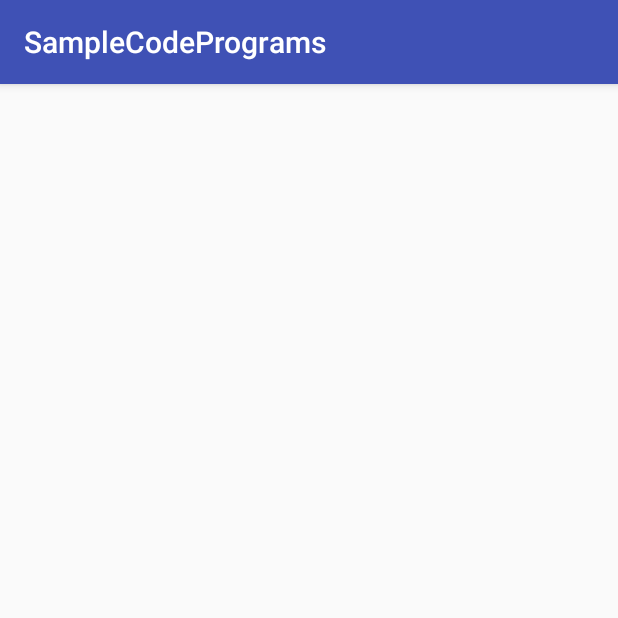
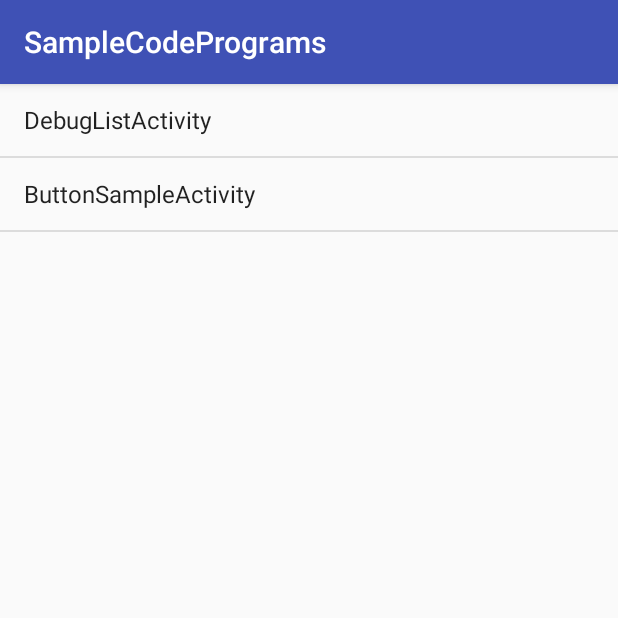
Before and after one commit to Dai1678/SampleCodePrograms, an Android app: the screen it shows after launch (DebugListActivity), on a phone screen of 412 x 824 dp, the top half of it. Run offline under Robolectric (Android 15) with nearby library versions, the phone set to English and light mode, and no system bars.

```diff
--- a/app/build.gradle
+++ b/app/build.gradle
@@ -24,9 +24,10 @@ android {
 
 dependencies {
     implementation fileTree(dir: 'libs', include: ['*.jar'])
-    implementation"org.jetbrains.kotlin:kotlin-stdlib-jre7:$kotlin_version"
+    implementation "org.jetbrains.kotlin:kotlin-stdlib-jre7:$kotlin_version"
     implementation 'com.android.support:appcompat-v7:26.1.0'
     implementation 'com.android.support.constraint:constraint-layout:1.0.2'
+    implementation 'com.android.support:design:26.1.0'
     testImplementation 'junit:junit:4.12'
     androidTestImplementation 'com.android.support.test:runner:1.0.1'
     androidTestImplementation 'com.android.support.test.espresso:espresso-core:3.0.1'
--- a/app/src/main/AndroidManifest.xml
+++ b/app/src/main/AndroidManifest.xml
@@ -16,6 +16,10 @@
                 <category android:name="android.intent.category.LAUNCHER" />
             </intent-filter>
         </activity>
+        <activity
+            android:name=".ButtonSampleActivity"
+            android:label="@string/title_activity_button_sample"
+            android:theme="@style/AppTheme.NoActionBar"></activity>
     </application>
 
 </manifest>
--- a/app/src/main/java/net/ddns/dai/samplecodeprograms/DebugListActivity.kt
+++ b/app/src/main/java/net/ddns/dai/samplecodeprograms/DebugListActivity.kt
@@ -1,10 +1,12 @@
 package net.ddns.dai.samplecodeprograms
 
 import android.content.Intent
+import android.content.pm.ActivityInfo
 import android.content.pm.PackageInfo
 import android.content.pm.PackageManager
 import android.support.v7.app.AppCompatActivity
 import android.os.Bundle
+import android.util.Log
 import android.widget.AdapterView
 import android.widget.ArrayAdapter
 import android.widget.ListView
@@ -15,30 +17,26 @@ class DebugListActivity : AppCompatActivity() {
         super.onCreate(savedInstanceState)
         setContentView(R.layout.activity_debug_list)
 
-        val listView = findViewById<ListView>(R.id.debug_list)
+        val listView : ListView = findViewById(R.id.debug_list)
         val list = arrayListOf<String>()
 
-        var packageInfo: PackageInfo? = null    //for文で回すためにnullは代入しておいた(null代入のときは型名?を使用)
         try {
             //activity一覧取得
-            packageInfo = packageManager.getPackageInfo(packageName, PackageManager.GET_ACTIVITIES)
+            val packageInfo = packageManager.getPackageInfo(packageName, PackageManager.GET_ACTIVITIES)
+
+            packageInfo.activities
+                    .asSequence()
+                    .filter { it.name.contains(packageName) }   //ライブラリなどのactivityは表示しないように比較
+                    .mapTo(list) { it.name.split(Regex(packageName + "."), 0)[1] }  // activity名のみ取得できるようにsplit
+
         }catch (e: PackageManager.NameNotFoundException){
             e.printStackTrace()
         }
 
-        //変数の中身がnullでないことがわかっているなら!!でnull safetyを解除
-        packageInfo!!.activities
-                .filter { //ライブラリなどのActivityは表示しないように条件指定
-                    it.name.contains(packageName)
-                }
-                .mapTo(list) { //activity名のみ取得できるようsplint
-                    it.name.split(Regex(packageName + "."), 0)[1]    //kotlinでの正規表現splitは引数にRegexをとる
-                }
-
-        val arrayAdapter = ArrayAdapter<String>(this, android.R.layout.simple_list_item_1)
+        val arrayAdapter = ArrayAdapter<String>(this, android.R.layout.simple_list_item_1, list)
         listView.adapter = arrayAdapter //代入する形
 
-        listView.onItemClickListener = AdapterView.OnItemClickListener{parent, view, position, id ->
+        listView.onItemClickListener = AdapterView.OnItemClickListener{ parent, _, position, _ ->   //使ってない引数は_で省略できる
             val activityName = parent.getItemAtPosition(position)
             try {
                 //パッケージ名を追加してclassを指定
--- a/app/src/main/res/layout/activity_debug_list.xml
+++ b/app/src/main/res/layout/activity_debug_list.xml
@@ -1,6 +1,6 @@
 <?xml version="1.0" encoding="utf-8"?>
-<android.support.constraint.ConstraintLayout xmlns:android="http://schemas.android.com/apk/res/android"
-    xmlns:app="http://schemas.android.com/apk/res-auto"
+<LinearLayout
+    xmlns:android="http://schemas.android.com/apk/res/android"
     xmlns:tools="http://schemas.android.com/tools"
     android:layout_width="match_parent"
     android:layout_height="match_parent"
@@ -13,4 +13,4 @@
 
     </ListView>
 
-</android.support.constraint.ConstraintLayout>
+</LinearLayout>
--- /dev/null
+++ b/app/src/main/res/values/dimens.xml
@@ -0,0 +1,3 @@
+<resources>
+    <dimen name="fab_margin">16dp</dimen>
+</resources>
--- a/app/src/main/res/values/strings.xml
+++ b/app/src/main/res/values/strings.xml
@@ -1,3 +1,4 @@
 <resources>
     <string name="app_name">SampleCodePrograms</string>
+    <string name="title_activity_button_sample">ButtonSampleActivity</string>
 </resources>
--- a/app/src/main/res/values/styles.xml
+++ b/app/src/main/res/values/styles.xml
@@ -8,4 +8,13 @@
         <item name="colorAccent">@color/colorAccent</item>
     </style>
 
+    <style name="AppTheme.NoActionBar">
+        <item name="windowActionBar">false</item>
+        <item name="windowNoTitle">true</item>
+    </style>
+
+    <style name="AppTheme.AppBarOverlay" parent="ThemeOverlay.AppCompat.Dark.ActionBar" />
+
+    <style name="AppTheme.PopupOverlay" parent="ThemeOverlay.AppCompat.Light" />
+
 </resources>
```
Also changed, not shown: app/src/main/java/net/ddns/dai/samplecodeprograms/ButtonSampleActivity.kt (added, +23 -0 lines), app/src/main/res/layout/activity_button_sample.xml (added, +44 -0 lines), app/src/main/res/layout/toolbar.xml (added, +16 -0 lines).
